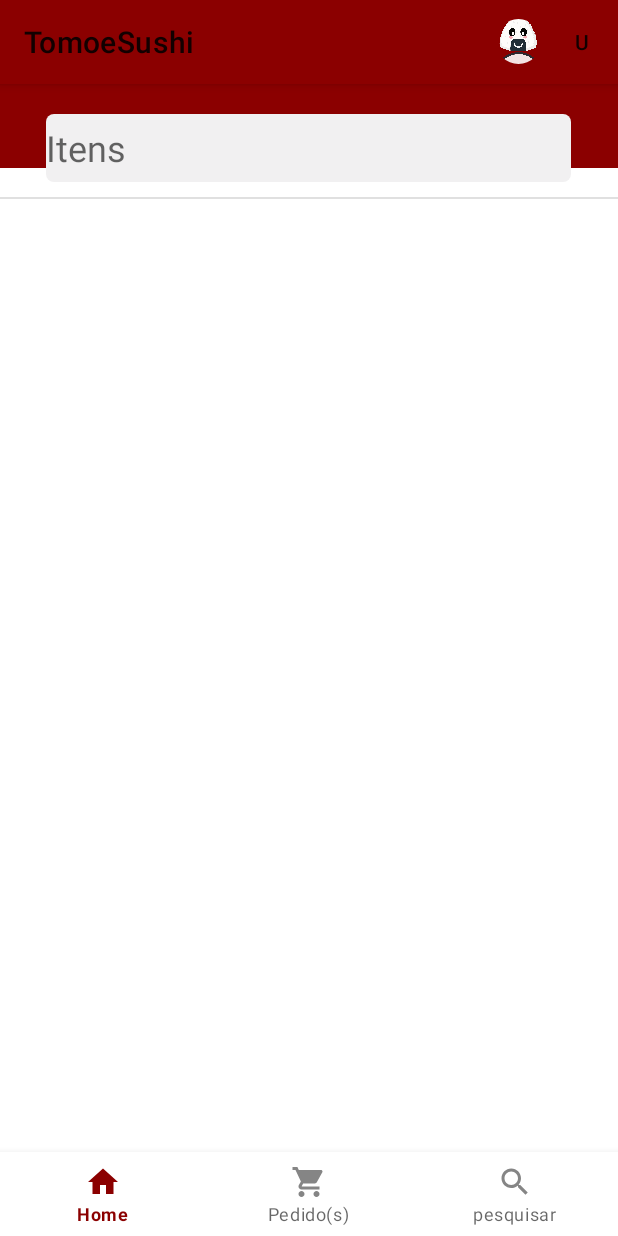
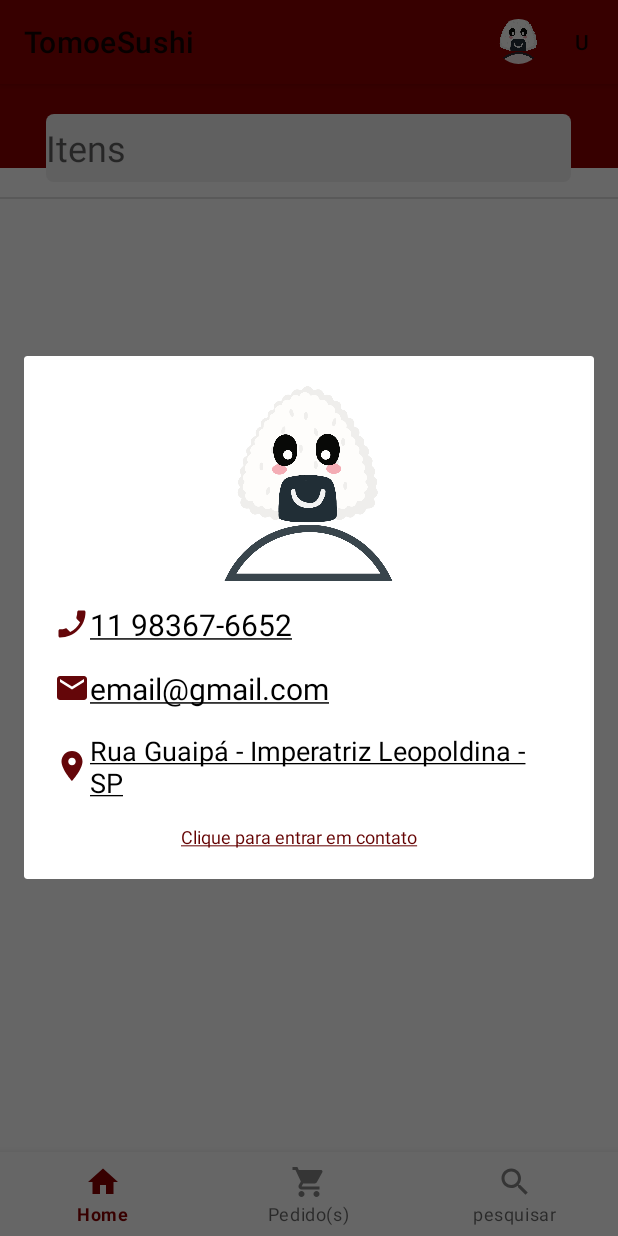
Before and after one commit to Fer-code/TomoeSushi, an Android app: the MainActivity screen opened directly, with no data from a screen before it, after a tap on an icon or button, on a phone screen of 412 x 824 dp. Run offline under Robolectric (Android 15) with nearby library versions, the phone set to English and light mode, and no system bars; our stand-ins replace CircleImageView; libraries missing offline, so code that uses them is left out: com.synnapps.carouselview; Roboto replaces fonts that are not available here; 1 statement that could not run was skipped.

Commit message:
dialog popup

```diff
--- a/app/src/main/java/com/example/tomoesushi/MainActivity.java
+++ b/app/src/main/java/com/example/tomoesushi/MainActivity.java
@@ -7,12 +7,21 @@ import androidx.core.view.ActionProvider;
 import androidx.core.view.MenuItemCompat;
 import androidx.fragment.app.Fragment;
 
+import android.app.AlertDialog;
+import android.app.Dialog;
 import android.content.Intent;
+import android.graphics.Color;
+import android.graphics.drawable.ColorDrawable;
+import android.net.Uri;
 import android.os.Bundle;
+import android.renderscript.Float4;
 import android.view.Menu;
 import android.view.MenuItem;
 import android.view.View;
+import android.widget.Button;
+import android.widget.EditText;
 import android.widget.ImageView;
+import android.widget.TextView;
 import android.widget.Toast;
 
 import com.google.android.material.bottomnavigation.BottomNavigationView;
@@ -20,10 +29,16 @@ import com.synnapps.carouselview.CarouselView;
 import com.synnapps.carouselview.ImageClickListener;
 import com.synnapps.carouselview.ImageListener;
 
+import java.io.UnsupportedEncodingException;
+import java.net.URLEncoder;
+
 import de.hdodenhof.circleimageview.CircleImageView;
 
 public class MainActivity extends AppCompatActivity{
 
+    private AlertDialog.Builder dialogBuilder;
+    private AlertDialog dialog;
+    private TextView telefone, email, localizacao;
 
     @Override
     protected void onCreate(Bundle savedInstanceState) {
@@ -86,24 +101,70 @@ public class MainActivity extends AppCompatActivity{
                 startActivity(intent);
             }
         });
-
         return super.onCreateOptionsMenu(menu);
     }
 
     @Override
     public boolean onOptionsItemSelected(@NonNull MenuItem item) {
         switch (item.getItemId()){
-            case R.id.menuProfile:
-                /*
-                Intent intent = new Intent (this, Profile.class);
-                startActivity(intent);*/
-                Toast.makeText(MainActivity.this,"FTO", Toast.LENGTH_SHORT).show();
-                break;
+            case R.id.menuProfile: break;
 
             case R.id.help:
-                Toast.makeText(MainActivity.this,"help", Toast.LENGTH_SHORT).show();
-                break;
+                createNewContactDialog();
+
+            break;
         }
         return super.onOptionsItemSelected(item);
     }
+    public void createNewContactDialog(){
+        dialogBuilder = new AlertDialog.Builder(this);
+        final View contactPopupView = getLayoutInflater().inflate(R.layout.dialog_view, null);
+
+        telefone = (TextView) contactPopupView.findViewById(R.id.tel);
+        email = (TextView) contactPopupView.findViewById(R.id.email);
+        localizacao = (TextView) contactPopupView.findViewById(R.id.end);
+
+        dialogBuilder.setView(contactPopupView);
+        dialog = dialogBuilder.create();
+        dialog.show();
+
+        telefone.setOnClickListener(new View.OnClickListener() {
+            @Override
+            public void onClick(View v) {
+                Uri uri = Uri.parse("tel: 11 983676652");
+                Intent it = new Intent(Intent.ACTION_DIAL, uri);
+                startActivity(it);
+            }
+        });
+
+        email.setOnClickListener(new View.OnClickListener() {
+            @Override
+            public void onClick(View v) {
+                String uriText =
+                        null;
+                try {
+                    uriText = "mailto:TomoeSushi@gmail.com" +
+                            "?subject=" + URLEncoder.encode("Informe o assunto", "utf-8") +
+                            "&body=" + URLEncoder.encode(" ", "utf-8");
+                } catch (UnsupportedEncodingException e) {
+                    e.printStackTrace();
+                }
+                Uri uri = Uri.parse(uriText);
+                Intent it = new Intent(Intent.ACTION_SENDTO);
+                it.setData(uri);
+                startActivity(Intent.createChooser(it, "Enviar email"));
+
+            }
+        });
+
+        localizacao.setOnClickListener(new View.OnClickListener() {
+            @Override
+            public void onClick(View v) {
+                Uri location = Uri.parse("geo: -23.5206185,-46.7306523?z=17");
+                Intent mapIntent = new Intent(Intent.ACTION_VIEW, location);
+                startActivity(mapIntent);
+            }
+        });
+
+    }
 }
--- /dev/null
+++ b/app/src/main/res/drawable/background_popup.xml
@@ -0,0 +1,8 @@
+<?xml version="1.0" encoding="utf-8"?>
+<shape xmlns:android="http://schemas.android.com/apk/res/android">
+
+    <solid android:color="@color/white"/>
+    <stroke android:color="@color/white"/>
+    <corners android:radius="10dp"/>
+
+</shape>
--- /dev/null
+++ b/app/src/main/res/drawable/ic_baseline_markunread_24.xml
@@ -0,0 +1,5 @@
+<vector android:height="24dp" android:tint="#640609"
+    android:viewportHeight="24" android:viewportWidth="24"
+    android:width="24dp" xmlns:android="http://schemas.android.com/apk/res/android">
+    <path android:fillColor="@android:color/white" android:pathData="M20,4L4,4c-1.1,0 -1.99,0.9 -1.99,2L2,18c0,1.1 0.9,2 2,2h16c1.1,0 2,-0.9 2,-2L22,6c0,-1.1 -0.9,-2 -2,-2zM20,8l-8,5 -8,-5L4,6l8,5 8,-5v2z"/>
+</vector>
--- /dev/null
+++ b/app/src/main/res/drawable/ic_baseline_phone_enabled_24.xml
@@ -0,0 +1,5 @@
+<vector android:height="24dp" android:tint="#640609"
+    android:viewportHeight="24" android:viewportWidth="24"
+    android:width="24dp" xmlns:android="http://schemas.android.com/apk/res/android">
+    <path android:fillColor="@android:color/white" android:pathData="M17.38,10.79l-2.2,-2.2c-0.28,-0.28 -0.36,-0.67 -0.25,-1.02 0.37,-1.12 0.57,-2.32 0.57,-3.57 0,-0.55 0.45,-1 1,-1H20c0.55,0 1,0.45 1,1 0,9.39 -7.61,17 -17,17 -0.55,0 -1,-0.45 -1,-1v-3.49c0,-0.55 0.45,-1 1,-1 1.24,0 2.45,-0.2 3.57,-0.57 0.35,-0.12 0.75,-0.03 1.02,0.24l2.2,2.2c2.83,-1.45 5.15,-3.76 6.59,-6.59z"/>
+</vector>
--- /dev/null
+++ b/app/src/main/res/drawable/ic_baseline_place_othercolor.xml
@@ -0,0 +1,5 @@
+<vector android:height="24dp" android:tint="#640609"
+    android:viewportHeight="24" android:viewportWidth="24"
+    android:width="24dp" xmlns:android="http://schemas.android.com/apk/res/android">
+    <path android:fillColor="@android:color/white" android:pathData="M12,2C8.13,2 5,5.13 5,9c0,5.25 7,13 7,13s7,-7.75 7,-13c0,-3.87 -3.13,-7 -7,-7zM12,11.5c-1.38,0 -2.5,-1.12 -2.5,-2.5s1.12,-2.5 2.5,-2.5 2.5,1.12 2.5,2.5 -1.12,2.5 -2.5,2.5z"/>
+</vector>
--- a/app/src/main/res/layout/dialog_view.xml
+++ b/app/src/main/res/layout/dialog_view.xml
@@ -1,6 +1,64 @@
 <?xml version="1.0" encoding="utf-8"?>
-<androidx.constraintlayout.widget.ConstraintLayout
-    xmlns:android="http://schemas.android.com/apk/res/android" android:layout_width="match_parent"
-    android:layout_height="match_parent">
+<RelativeLayout
+    xmlns:android="http://schemas.android.com/apk/res/android"
+    android:layout_gravity="center"
+    android:gravity="center"
+    android:padding="20dp"
+    android:layout_width="350dp"
+    android:layout_height="350dp">
 
-</androidx.constraintlayout.widget.ConstraintLayout>
+    <ImageView
+        android:id="@+id/logo"
+        android:layout_width="130dp"
+        android:layout_height="130dp"
+        android:layout_centerHorizontal="true"
+        android:src="@drawable/sushibranco"/>
+
+    <TextView
+        android:id="@+id/tel"
+        android:drawableLeft="@drawable/ic_baseline_phone_enabled_24"
+        android:layout_width="match_parent"
+        android:layout_height="wrap_content"
+        android:layout_centerInParent="true"
+        android:textColorHint="@color/black"
+        android:textSize="20dp"
+        android:layout_marginTop="15dp"
+        android:layout_below="@id/logo"
+        android:hint="@string/infoTel"/>
+
+    <TextView
+        android:id="@+id/email"
+        android:layout_width="match_parent"
+        android:layout_height="wrap_content"
+        android:layout_centerInParent="true"
+        android:drawableLeft="@drawable/ic_baseline_markunread_24"
+        android:textColorHint="@color/black"
+        android:textSize="20dp"
+        android:layout_marginTop="15dp"
+        android:layout_below="@id/tel"
+        android:hint="@string/infoMail"/>
+
+    <TextView
+        android:id="@+id/end"
+        android:layout_width="match_parent"
+        android:layout_height="wrap_content"
+        android:layout_marginTop="15dp"
+        android:drawableLeft="@drawable/ic_baseline_place_othercolor"
+        android:textColorHint="@color/black"
+        android:textSize="18dp"
+        android:layout_below="@id/email"
+        android:hint="@string/infoEnd"/>
+
+    <TextView
+        android:id="@+id/enterContact"
+        android:layout_width="170dp"
+        android:layout_height="wrap_content"
+        android:layout_centerHorizontal="true"
+        android:layout_marginTop="15dp"
+        android:layout_marginLeft="10dp"
+        android:textColorHint="#640202"
+        android:textSize="12dp"
+        android:layout_below="@id/end"
+        android:hint="@string/contactUs"/>
+
+</RelativeLayout>
--- a/app/src/main/res/values/strings.xml
+++ b/app/src/main/res/values/strings.xml
@@ -37,5 +37,10 @@
     <string name="procura">Itens</string>
 
     <string name="localizacao">Minha localização</string>
+    <string name="infoTel"><u>11 98367-6652</u></string>
+    <string name="infoMail"><u>email@gmail.com</u></string>
+    <string name="infoEnd"><u>Rua Guaipá - Imperatriz Leopoldina - SP</u></string>
+    <string name="contactUs"><u>Clique para entrar em contato</u></string>
+
 
 </resources>
```
Also changed, not shown: app/src/main/java/com/example/tomoesushi/Profile.java (+10 -1 lines).
